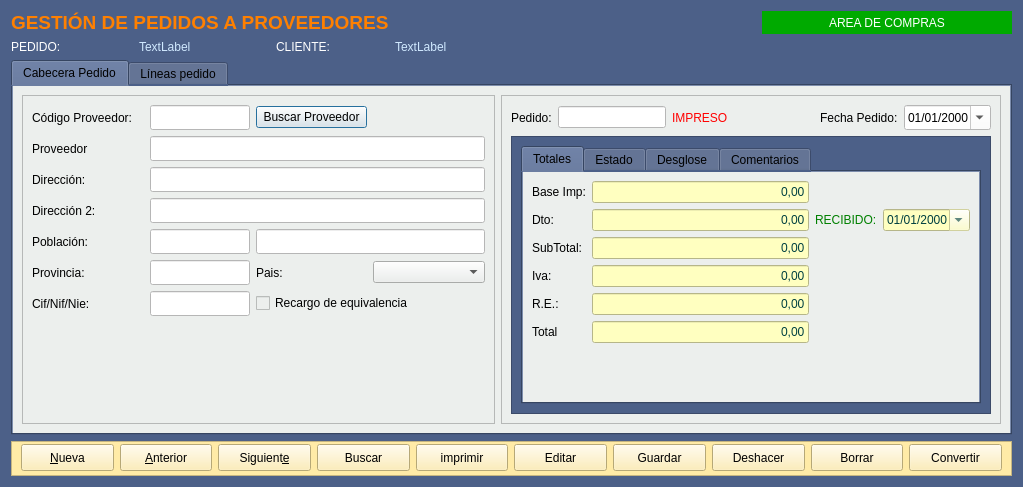
Before: the Qt Designer form Zona_Compras/frmpedidosproveedor.ui in arcnexus/RedFoX, drawn with Qt 5.
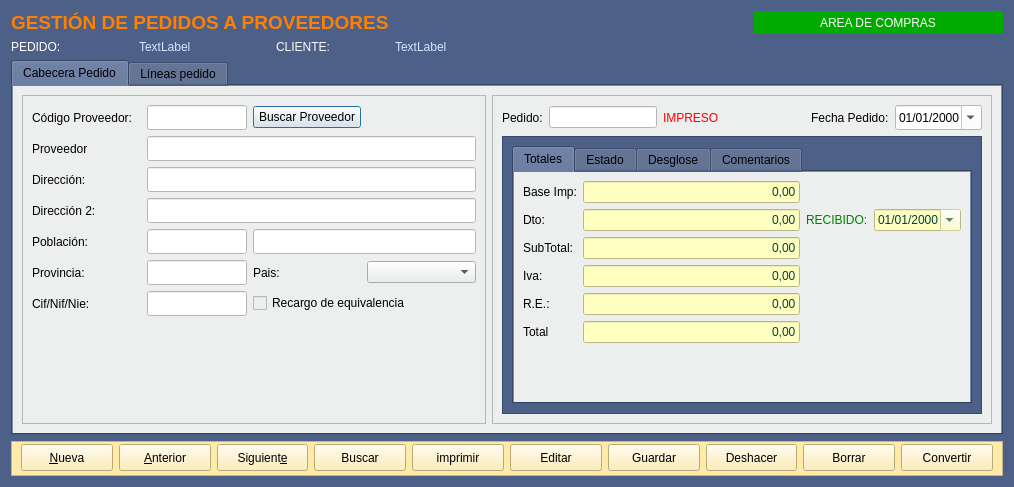
After: the same form once the commit is applied. Icons and pictures are not drawn.

Patch:
```diff
--- a/Zona_Compras/frmpedidosproveedor.ui
+++ b/Zona_Compras/frmpedidosproveedor.ui
@@ -6,7 +6,7 @@
    <rect>
     <x>0</x>
     <y>0</y>
-    <width>1023</width>
+    <width>1014</width>
     <height>487</height>
    </rect>
   </property>
```
Left out of the diff: 6 changed lines with no effect on the pictures.
